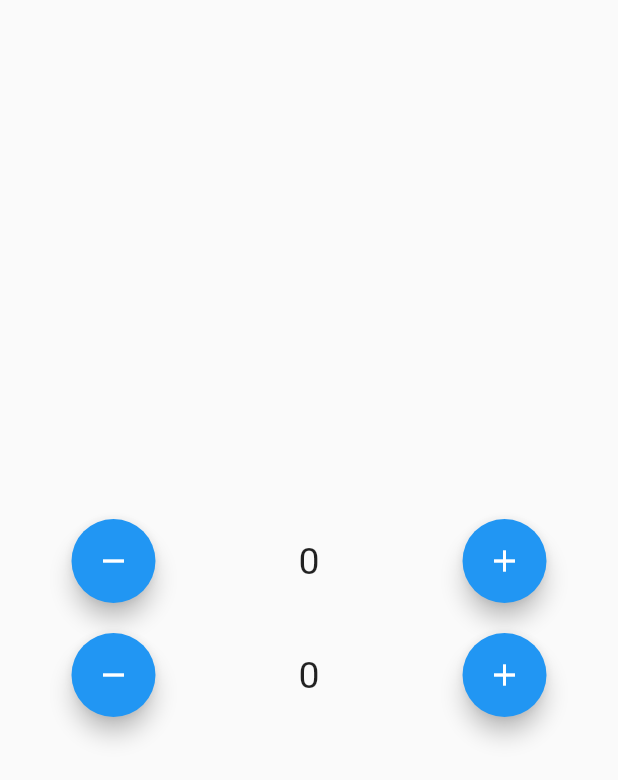
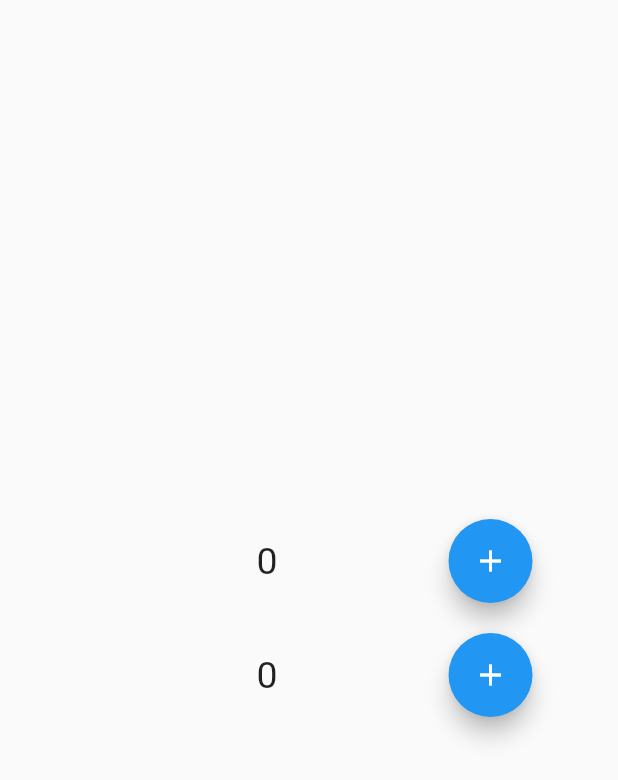
Before and after one commit to veerbhayani/first_application, a Flutter app: the screen it shows after launch, on a phone screen of 412 x 824 dp. Shown: the top 780 px of the screen. Run offline on Flutter 3.47's test engine with Material 2 defaults, Android fonts, the phone set to English and light mode, and no system bars.

Commit message:
first_commit

```diff
--- a/lib/statefulwidget_example/counter_app_demo.dart
+++ b/lib/statefulwidget_example/counter_app_demo.dart
@@ -17,7 +17,9 @@ class _CounterAppDemoState extends State<CounterAppDemo> {
           Row(
             mainAxisAlignment: MainAxisAlignment.spaceAround,
             children: [
-              FloatingActionButton(
+              Visibility(
+                visible: (Counter.count1 > 0) ? true : false,
+                child: FloatingActionButton(
                   onPressed: () {
                     Counter.decrementBy1();
                     setState(() {});
@@ -26,13 +28,16 @@ class _CounterAppDemoState extends State<CounterAppDemo> {
                     Icons.remove,
                   ),
                 ),
+              ),
               Text(
                 Counter.count1.toString(),
                 style: const TextStyle(
                   fontSize: 25,
                 ),
               ),
-              FloatingActionButton(
+              Visibility(
+                visible: (Counter.count1 < 50) ? true : false,
+                child: FloatingActionButton(
                   onPressed: () {
                     Counter.incrementBy1();
                     setState(() {});
@@ -40,7 +45,8 @@ class _CounterAppDemoState extends State<CounterAppDemo> {
                   child: const Icon(
                     Icons.add,
                   ),
-              )
+                ),
+              ),
             ],
           ),
           const SizedBox(
@@ -49,7 +55,9 @@ class _CounterAppDemoState extends State<CounterAppDemo> {
           Row(
             mainAxisAlignment: MainAxisAlignment.spaceAround,
             children: [
-              FloatingActionButton(
+              Visibility(
+                visible: (Counter.count2 > 0) ? true : false,
+                child: FloatingActionButton(
                   onPressed: () {
                     Counter.decrementBy2();
                     setState(() {});
@@ -58,13 +66,16 @@ class _CounterAppDemoState extends State<CounterAppDemo> {
                     Icons.remove,
                   ),
                 ),
+              ),
               Text(
                 Counter.count2.toString(),
                 style: const TextStyle(
                   fontSize: 25,
                 ),
               ),
-              FloatingActionButton(
+              Visibility(
+                visible: (Counter.count2 < 50) ? true : false,
+                child: FloatingActionButton(
                   onPressed: () {
                     Counter.incrementBy2();
                     setState(() {});
@@ -72,7 +83,8 @@ class _CounterAppDemoState extends State<CounterAppDemo> {
                   child: const Icon(
                     Icons.add,
                   ),
-              )
+                ),
+              ),
             ],
           ),
         ],
```
Also changed, not shown: lib/statefulwidget_example/color.controller.dart (added), lib/statefulwidget_example/color_changer_demo.dart (added). Lines whose indentation alone changed are shown as unchanged.
